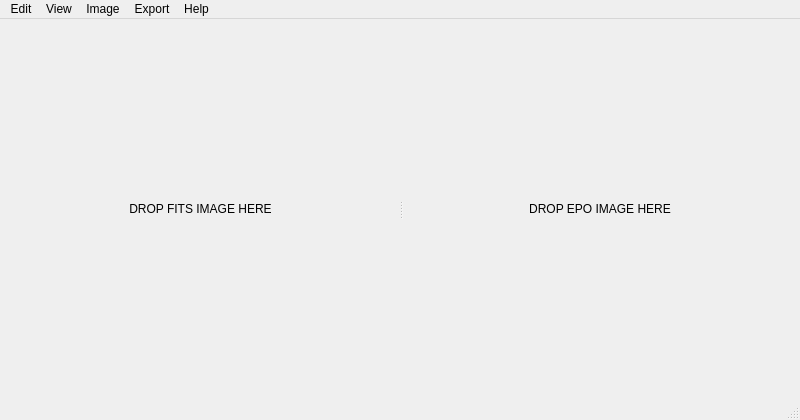
Old version of the form gui/PinpointWCS.ui in the repository WorldWideTelescope/pinpoint-wcs2.
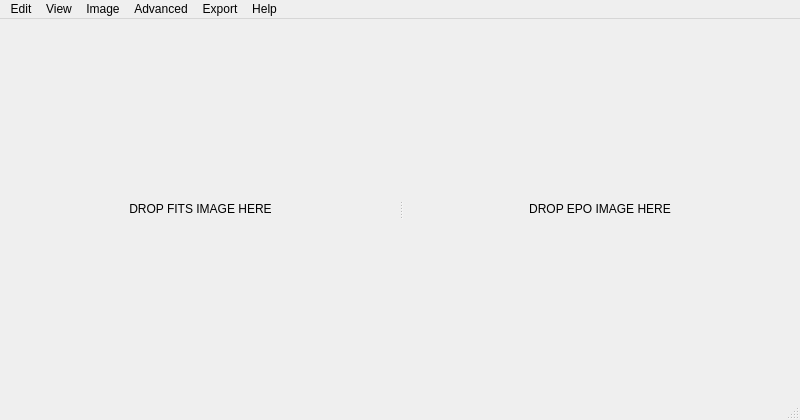
New version of the form. Custom widgets are drawn as their Qt base class.

Patch:
```diff
--- a/gui/PinpointWCS.ui
+++ b/gui/PinpointWCS.ui
@@ -193,9 +193,17 @@
     </property>
     <addaction name="actionAbout_PinpointWCS"/>
    </widget>
+   <widget class="QMenu" name="menuAdvanced">
+    <property name="title">
+     <string>Advanced</string>
+    </property>
+    <addaction name="actionFit_Point"/>
+    <addaction name="actionCentroid"/>
+   </widget>
    <addaction name="menuEdit"/>
    <addaction name="menuView"/>
    <addaction name="menuImage"/>
+   <addaction name="menuAdvanced"/>
    <addaction name="menuExport"/>
    <addaction name="menuHelp"/>
   </widget>
```
Left out of the diff: 22 changed lines with no effect on the pictures.
